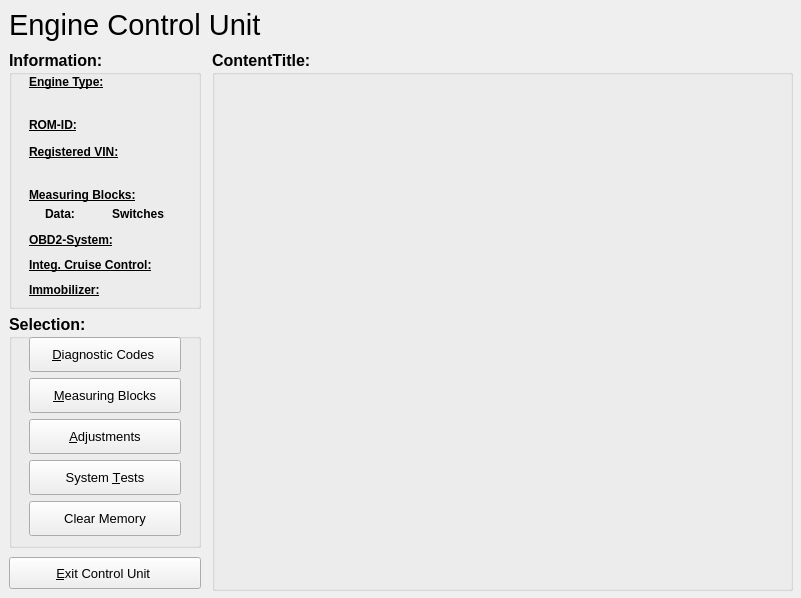
The window that ui/Engine.ui (Comer352L/FreeSSM) describes before a commit, drawn with Qt 5.
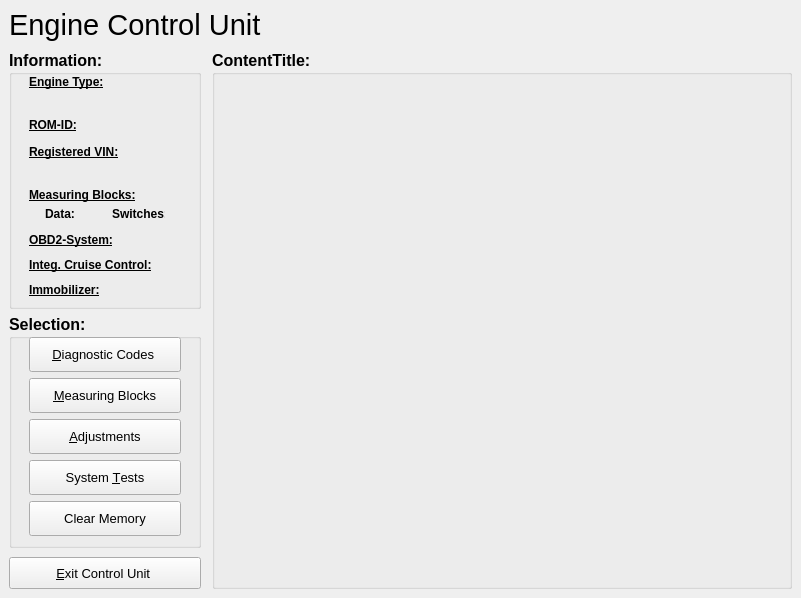
The same window after the commit. Icons and pictures are not drawn.

The edit to the form file:
```diff
--- a/ui/Engine.ui
+++ b/ui/Engine.ui
@@ -708,12 +708,12 @@
       </widget>
      </widget>
     </item>
-    <item rowspan="3" row="1" column="1" >
-     <widget class="QGroupBox" name="content_groupBox" >
-      <property name="minimumSize" >
+    <item row="1" column="1" rowspan="3">
+     <widget class="QGroupBox" name="content_groupBox">
+      <property name="minimumSize">
        <size>
-        <width>581</width>
-        <height>541</height>
+        <width>0</width>
+        <height>0</height>
        </size>
       </property>
       <property name="font" >
```
Left out of the diff: 465 changed lines with no effect on the pictures.
